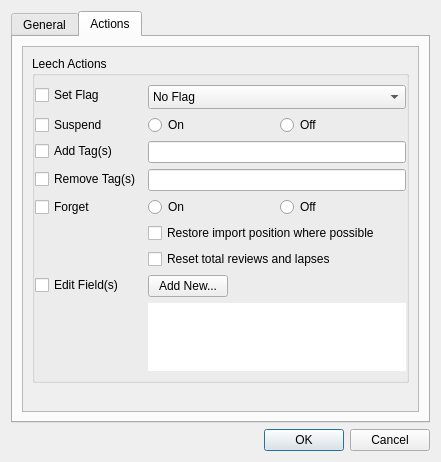
This is res/ui/options_dialog.ui in iamjustkoi/LeechToolkit as Qt 5 draws it before an edit. The edited form follows.
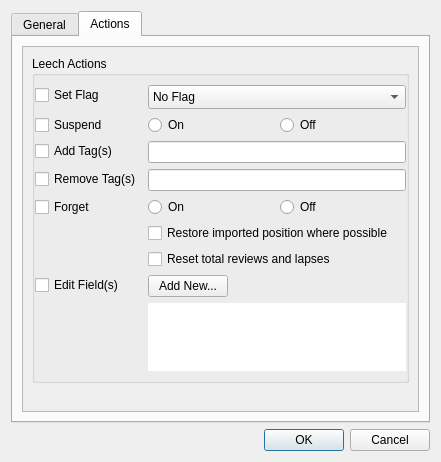
This is the edited form.

```diff
--- a/res/ui/options_dialog.ui
+++ b/res/ui/options_dialog.ui
@@ -541,7 +541,7 @@
                 <item row="5" column="1">
                  <widget class="QCheckBox" name="forgetRestorePosCheckbox">
                   <property name="text">
-                   <string>Restore import position where possible</string>
+                   <string>Restore imported position where possible</string>
                   </property>
                  </widget>
                 </item>
```
